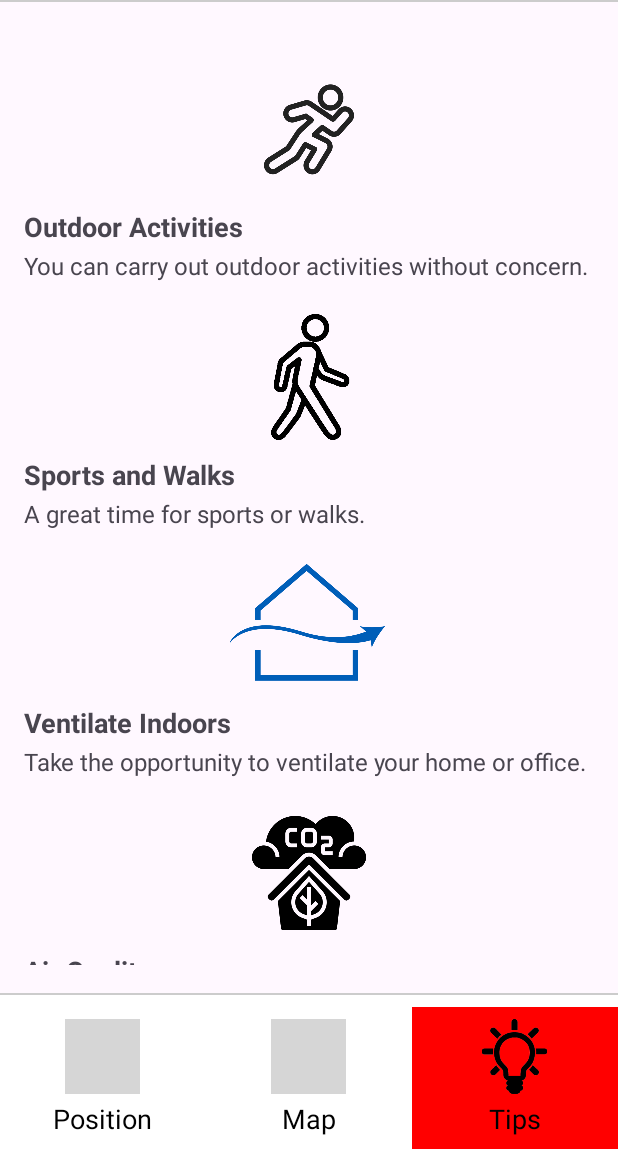
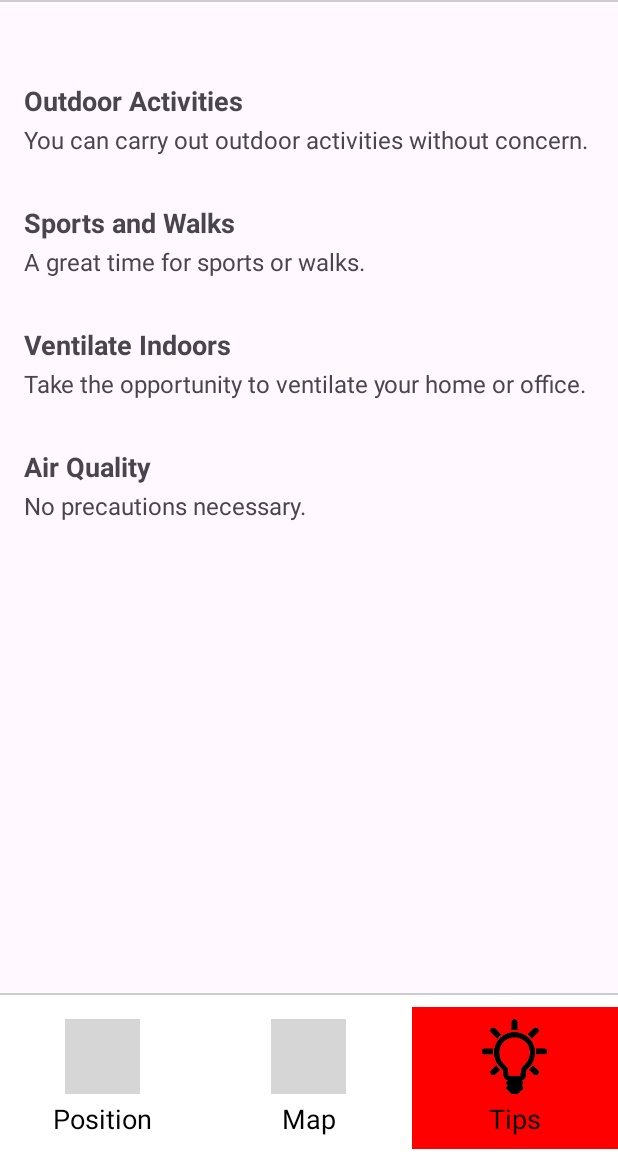
Before and after one commit to KGiomo/AriaSicura, an Android app: the TipsActivity screen opened directly, with no data from a screen before it, on a phone screen of 412 x 824 dp, the part 75-1236 px from its top. Run offline under Robolectric (Android 15) with nearby library versions, the phone set to English and light mode, and no system bars; network calls fail; grey boxes are pictures that could not be loaded.

Commit message:
Sistemato dimensione widget default. Tolto immagine nel tips.

```diff
--- a/app/src/main/java/com/example/ariasicuraprogetto/Tips.java
+++ b/app/src/main/java/com/example/ariasicuraprogetto/Tips.java
@@ -4,22 +4,16 @@ public class Tips {
 
     private String title;
     private String text;
-    private int icon;
 
-    public Tips(String title, String text, int icon){
+    public Tips(String title, String text){
         this.title = title;
         this.text = text;
-        this.icon = icon;
     }
 
     public String getText() {
         return text;
     }
 
-    public int getIcon() {
-        return icon;
-    }
-
     public String getTitle() {
         return title;
     }
--- a/app/src/main/java/com/example/ariasicuraprogetto/TipsActivity.java
+++ b/app/src/main/java/com/example/ariasicuraprogetto/TipsActivity.java
@@ -29,9 +29,8 @@ public class TipsActivity extends AppCompatActivity {
 
         for (Tips tip : listTips) {
             ImageView imageView = new ImageView(this);
-            imageView.setImageResource(tip.getIcon());
             imageView.setAdjustViewBounds(true);
-            imageView.setMaxHeight(150); // puoi regolare altezza/larghezza a piacere
+            imageView.setMaxHeight(150);
             imageView.setPadding(0, 16, 0, 8);
 
             TextView titleView = new TextView(this);
@@ -67,21 +66,21 @@ public class TipsActivity extends AppCompatActivity {
         List<Tips> tips = new ArrayList<>();
 
         if (aqi <= 50) {
-            tips.add(new Tips("Outdoor Activities", "You can carry out outdoor activities without concern.", R.drawable.outdoor));
-            tips.add(new Tips("Sports and Walks", "A great time for sports or walks.", R.drawable.walks));
-            tips.add(new Tips("Ventilate Indoors", "Take the opportunity to ventilate your home or office.", R.drawable.ventilate));
-            tips.add(new Tips("Air Quality", "No precautions necessary.", R.drawable.air));
+            tips.add(new Tips("Outdoor Activities", "You can carry out outdoor activities without concern."));
+            tips.add(new Tips("Sports and Walks", "A great time for sports or walks."));
+            tips.add(new Tips("Ventilate Indoors", "Take the opportunity to ventilate your home or office."));
+            tips.add(new Tips("Air Quality", "No precautions necessary."));
         } else if (aqi <= 100) {
-            tips.add(new Tips("Sensitive Individuals", "If you have asthma or respiratory issues, consider limiting outdoor activity.", R.drawable.sensitive));
-            tips.add(new Tips("Avoid Traffic", "Avoid traffic-heavy areas during peak hours.", R.drawable.traffic));
-            tips.add(new Tips("Moderate Activity", "Better to avoid prolonged physical effort outdoors.", R.drawable.activity));
-            tips.add(new Tips("Monitor the Air", "Monitor the air quality in case it worsens later.", R.drawable.monitor));
+            tips.add(new Tips("Sensitive Individuals", "If you have asthma or respiratory issues, consider limiting outdoor activity."));
+            tips.add(new Tips("Avoid Traffic", "Avoid traffic-heavy areas during peak hours."));
+            tips.add(new Tips("Moderate Activity", "Better to avoid prolonged physical effort outdoors."));
+            tips.add(new Tips("Monitor the Air", "Monitor the air quality in case it worsens later."));
         } else {
-            tips.add(new Tips("Reduce Outdoor Time", "Especially if doing physical activity.", R.drawable.time));
-            tips.add(new Tips("Stay Indoors", "Keep windows closed and use air filters if available.", R.drawable.indoors));
-            tips.add(new Tips("Avoid Polluted Areas", "Avoid areas with heavy traffic or industrial zones.", R.drawable.polluted));
-            tips.add(new Tips("Protect Vulnerable Groups", "Children, elderly, and people with conditions should stay indoors.", R.drawable.vulnerable));
-            tips.add(new Tips("Be Prepared", "Keep medications handy if you have respiratory issues.", R.drawable.prepared));
+            tips.add(new Tips("Reduce Outdoor Time", "Especially if doing physical activity."));
+            tips.add(new Tips("Stay Indoors", "Keep windows closed and use air filters if available."));
+            tips.add(new Tips("Avoid Polluted Areas", "Avoid areas with heavy traffic or industrial zones."));
+            tips.add(new Tips("Protect Vulnerable Groups", "Children, elderly, and people with conditions should stay indoors."));
+            tips.add(new Tips("Be Prepared", "Keep medications handy if you have respiratory issues."));
         }
 
         return tips;
--- a/app/src/main/res/layout/activity_tips.xml
+++ b/app/src/main/res/layout/activity_tips.xml
@@ -48,18 +48,24 @@
         android:background="#CCCCCC">
     </View>
 
-    <LinearLayout
-        android:id="@+id/tipsContent"
+    <ScrollView
         android:layout_width="match_parent"
         android:layout_height="0dp"
         android:layout_weight="6"
-        android:orientation="vertical"
-        android:gravity="center_horizontal"
         android:paddingHorizontal="16dp"
         android:paddingTop="32dp"
         android:paddingBottom="16dp"
-        android:background="#FFF8FF">
-    </LinearLayout>
+        android:background="#FFF8FF"
+        android:importantForAccessibility="no">
+
+        <LinearLayout
+            android:id="@+id/tipsContent"
+            android:layout_width="match_parent"
+            android:layout_height="wrap_content"
+            android:orientation="vertical">
+        </LinearLayout>
+
+    </ScrollView>
 
     <!-- Separation Time -->
     <View
--- a/app/src/main/res/layout/widget.xml
+++ b/app/src/main/res/layout/widget.xml
@@ -55,7 +55,9 @@
             android:id="@+id/widget_imageQuality"
             android:layout_width="@dimen/icon_size"
             android:layout_height="@dimen/icon_size"
-            android:contentDescription="quality_icon">
+            android:scaleType="fitXY"
+            android:contentDescription="quality_icon"
+            android:src="@drawable/moderate">
         </ImageView>
 
         <LinearLayout
--- a/app/src/main/res/xml/widget_provider.xml
+++ b/app/src/main/res/xml/widget_provider.xml
@@ -1,8 +1,8 @@
 <?xml version="1.0" encoding="utf-8"?>
 <appwidget-provider
     xmlns:android="http://schemas.android.com/apk/res/android"
-    android:minHeight="40dp"
-    android:minWidth="4dp"
+    android:minHeight="100dp"
+    android:minWidth="100dp"
     android:previewImage="@drawable/images"
     android:initialLayout="@layout/widget"
     android:updatePeriodMillis="10000"
```
Also changed, not shown: app/src/main/res/layout/item_tips.xml (+8 -20 lines), app/src/main/res/drawable/activity.png (deleted), app/src/main/res/drawable/air.png (deleted), app/src/main/res/drawable/indoors.png (deleted), app/src/main/res/drawable/monitor.webp (deleted), app/src/main/res/drawable/outdoor.png (deleted), app/src/main/res/drawable/polluted.png (deleted), app/src/main/res/drawable/prepared.png (deleted), app/src/main/res/drawable/sensitive.webp (deleted), app/src/main/res/drawable/time.png (deleted), app/src/main/res/drawable/traffic.png (deleted), app/src/main/res/drawable/ventilate.png (deleted), app/src/main/res/drawable/vulnerable.webp (deleted), app/src/main/res/drawable/walks.png (deleted).
